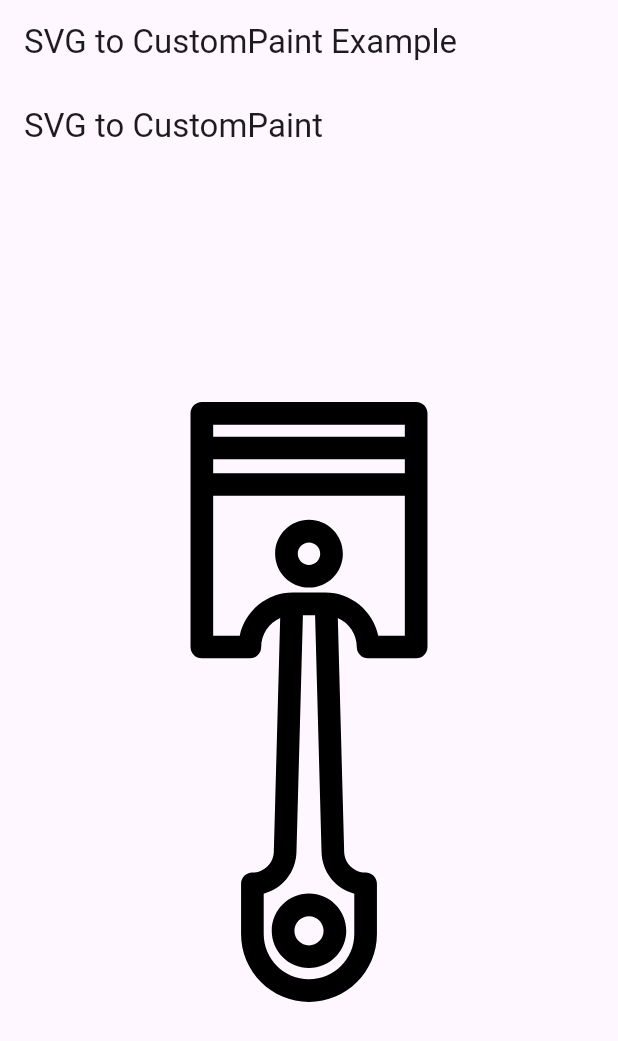
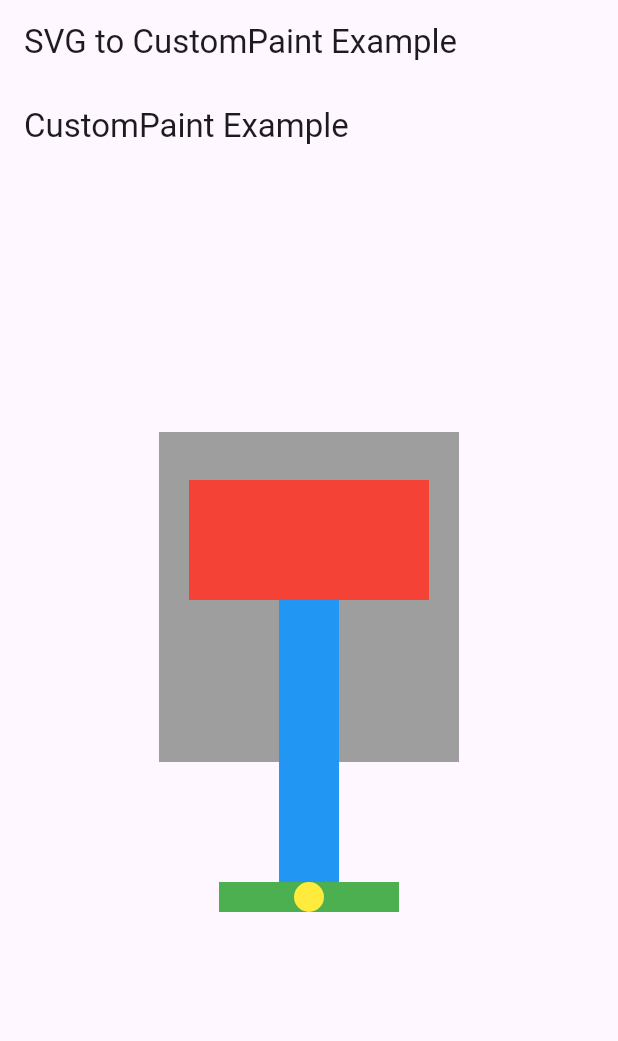
Before and after one commit to Aoli/svg_to_custom_paint_test, a Flutter app: the screen it shows after launch, on a phone screen of 412 x 824 dp. Shown: the top 1041 px of the screen. Run offline on Flutter 3.47's test engine with Material 3 defaults, Android fonts, the light colour scheme and no system bars.

Commit message:
Implement animated piston effect in CustomPaint example

```diff
--- a/lib/svg_to_custom_paint.dart
+++ b/lib/svg_to_custom_paint.dart
@@ -1,50 +1,49 @@
 import 'package:flutter/material.dart';
-import 'package:flutter_svg/flutter_svg.dart';
-import 'package:flutter/services.dart';
-import 'package:logging/logging.dart';
 
 class SvgToCustomPaintExample extends StatefulWidget {
   const SvgToCustomPaintExample({super.key});
 
   @override
-  State<SvgToCustomPaintExample> createState() =>
+  _SvgToCustomPaintExampleState createState() =>
       _SvgToCustomPaintExampleState();
 }
 
-class _SvgToCustomPaintExampleState extends State<SvgToCustomPaintExample> {
-  late Future<PictureInfo> svgPicture;
+class _SvgToCustomPaintExampleState extends State<SvgToCustomPaintExample>
+    with SingleTickerProviderStateMixin {
+  late AnimationController _controller;
+  late Animation<double> _animation;
 
   @override
   void initState() {
     super.initState();
-    svgPicture = _loadSVG();
+    _controller = AnimationController(
+      duration: const Duration(seconds: 2),
+      vsync: this,
+    )..repeat(reverse: true);
+
+    _animation = Tween<double>(begin: 0.1, end: 0.4).animate(_controller);
   }
 
-  Future<PictureInfo> _loadSVG() async {
-    final String svgString =
-        await rootBundle.loadString('lib/assets/images/piston.svg');
-    final PictureInfo pictureInfo =
-        await vg.loadPicture(SvgStringLoader(svgString), null);
-    return pictureInfo;
+  @override
+  void dispose() {
+    _controller.dispose();
+    super.dispose();
   }
 
   @override
   Widget build(BuildContext context) {
     return Scaffold(
       appBar: AppBar(
-        title: const Text('SVG to CustomPaint'),
+        title: const Text('CustomPaint Example'),
       ),
       body: Center(
-        child: FutureBuilder<PictureInfo>(
-          future: svgPicture,
-          builder: (context, snapshot) {
-            if (snapshot.hasData) {
-              return CustomPaint(
-                size: const Size(400, 400),
-                painter: SVGPainter(snapshot.data!),
-              );
-            }
-            return const CircularProgressIndicator();
+        child: AnimatedBuilder(
+          animation: _animation,
+          builder: (context, child) {
+            return CustomPaint(
+              size: const Size(400, 400),
+              painter: PistonPainter(_animation.value),
+            );
           },
         ),
       ),
@@ -52,18 +51,48 @@ class _SvgToCustomPaintExampleState extends State<SvgToCustomPaintExample> {
   }
 }
 
-class SVGPainter extends CustomPainter {
-  final PictureInfo pictureInfo;
+class PistonPainter extends CustomPainter {
+  final double pistonPosition;
 
-  SVGPainter(this.pictureInfo);
+  PistonPainter(this.pistonPosition);
 
   @override
   void paint(Canvas canvas, Size size) {
-    canvas.save();
-    final ratio = size.width / pictureInfo.size.width;
-    canvas.scale(ratio);
-    canvas.drawPicture(pictureInfo.picture);
-    canvas.restore();
+    final paint = Paint()
+      ..color = Colors.grey
+      ..style = PaintingStyle.fill;
+
+    // Draw the cylinder (covering upper part and half of the rod)
+    final cylinderRect = Rect.fromLTWH(size.width * 0.25, size.height * 0.05,
+        size.width * 0.5, size.height * 0.55);
+    canvas.drawRect(cylinderRect, paint);
+
+    // Draw the piston head
+    final pistonHeadRect = Rect.fromLTWH(size.width * 0.3,
+        size.height * pistonPosition, size.width * 0.4, size.height * 0.2);
+    paint.color = Colors.red;
+    canvas.drawRect(pistonHeadRect, paint);
+
+    // Draw the piston rod
+    final pistonRodRect = Rect.fromLTWH(
+        size.width * 0.45,
+        size.height * (pistonPosition + 0.2),
+        size.width * 0.1,
+        size.height * 0.5);
+    paint.color = Colors.blue;
+    canvas.drawRect(pistonRodRect, paint);
+
+    // Draw the piston pin
+    final pistonPinRect = Rect.fromLTWH(size.width * 0.35, size.height * 0.8,
+        size.width * 0.3, size.height * 0.05);
+    paint.color = Colors.green;
+    canvas.drawRect(pistonPinRect, paint);
+
+    // Draw the piston pin hole
+    final pistonPinHole = Offset(size.width * 0.5, size.height * 0.825);
+    final pistonPinHoleRadius = size.height * 0.025;
+    paint.color = Colors.yellow;
+    canvas.drawCircle(pistonPinHole, pistonPinHoleRadius, paint);
   }
 
   @override
```
